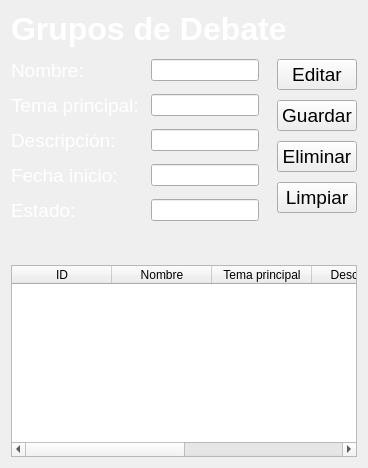
First picture: the form in app/view/GrupoDebate.ui, repository Orphereum/2DAM_DI_Universidad, before the edit.
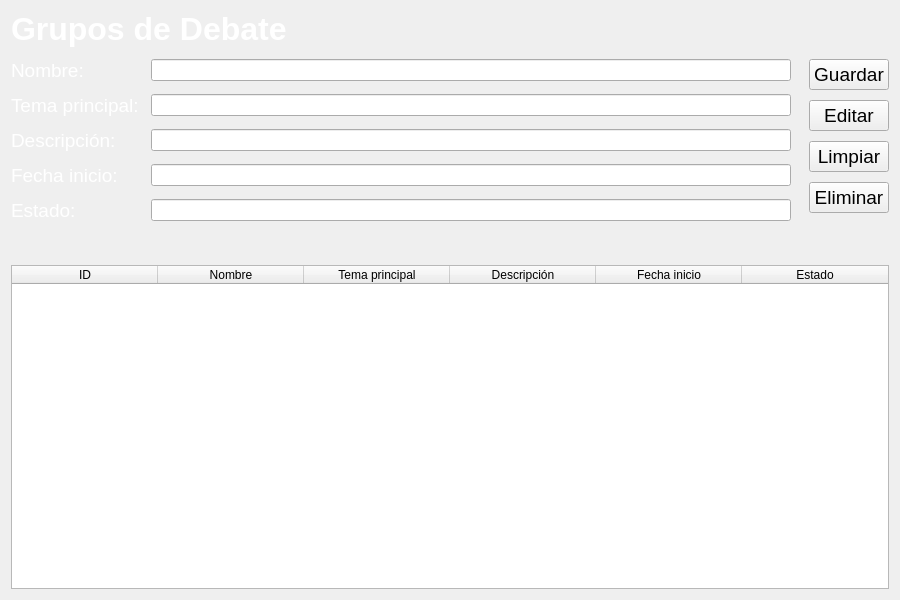
Second picture: the form after the edit.

Commit message: Ayuda a Raul con su ui

```diff
--- a/app/view/GrupoDebate.ui
+++ b/app/view/GrupoDebate.ui
@@ -4,7 +4,14 @@
  <class>GrupoDebate_page</class>
 
  <widget class="QWidget" name="GrupoDebate_page">
-
+  <property name="geometry">
+   <rect>
+    <x>0</x>
+    <y>0</y>
+    <width>900</width>
+    <height>600</height>
+   </rect>
+  </property>
   <property name="sizePolicy">
    <sizepolicy hsizetype="Expanding" vsizetype="Expanding">
     <horstretch>0</horstretch>
@@ -257,23 +264,6 @@
        <property name="spacing">
         <number>10</number>
        </property>
-
-       <item>
-        <widget class="QPushButton" name="btn_editar">
-
-         <property name="font">
-          <font>
-           <pointsize>14</pointsize>
-          </font>
-         </property>
-
-         <property name="text">
-          <string>Editar</string>
-         </property>
-
-        </widget>
-       </item>
-
        <item>
         <widget class="QPushButton" name="btn_guardar">
 
@@ -291,8 +281,7 @@
        </item>
 
        <item>
-        <widget class="QPushButton" name="btn_eliminar">
-
+        <widget class="QPushButton" name="btn_editar">
          <property name="font">
           <font>
            <pointsize>14</pointsize>
@@ -300,7 +289,7 @@
          </property>
 
          <property name="text">
-          <string>Eliminar</string>
+          <string>Editar</string>
          </property>
 
         </widget>
@@ -321,7 +310,18 @@
 
         </widget>
        </item>
-
+       <item>
+        <widget class="QPushButton" name="btn_eliminar">
+         <property name="font">
+          <font>
+           <pointsize>14</pointsize>
+          </font>
+         </property>
+         <property name="text">
+          <string>Eliminar</string>
+         </property>
+        </widget>
+       </item>
        <item>
         <spacer name="verticalSpacer">
 
@@ -358,43 +358,39 @@
        <verstretch>1</verstretch>
       </sizepolicy>
      </property>
-
+     <attribute name="horizontalHeaderDefaultSectionSize">
+      <number>146</number>
+     </attribute>
      <column>
       <property name="text">
        <string>ID</string>
       </property>
      </column>
-
      <column>
       <property name="text">
        <string>Nombre</string>
       </property>
      </column>
-
      <column>
       <property name="text">
        <string>Tema principal</string>
       </property>
      </column>
-
      <column>
       <property name="text">
        <string>Descripción</string>
       </property>
      </column>
-
      <column>
       <property name="text">
        <string>Fecha inicio</string>
       </property>
      </column>
-
      <column>
       <property name="text">
        <string>Estado</string>
       </property>
      </column>
-
     </widget>
 
    </item>
```
Left out of the diff: 104 changed lines with no effect on the pictures. The commit also changes 2 other files.
